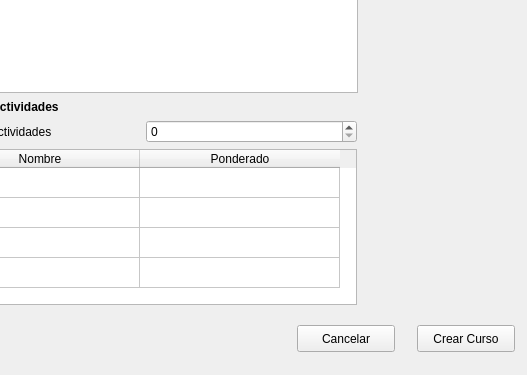
This is SGC/Vista/CrearCurso.ui in fernandosanchez1128/SGC as Qt 5 draws it before an edit; both pictures show x 103 to 630 and y 165 to 540 of the 630 by 540 pixel window. The edited form follows.
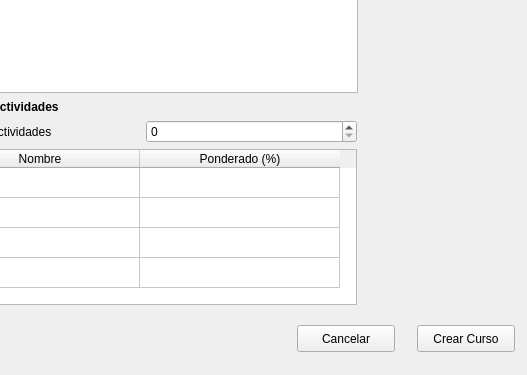
This is the edited form.

The edit to the form file:
```diff
--- a/SGC/Vista/CrearCurso.ui
+++ b/SGC/Vista/CrearCurso.ui
@@ -141,7 +141,7 @@
         </column>
         <column>
          <property name="text">
-          <string>Ponderado</string>
+          <string>Ponderado (%)</string>
          </property>
         </column>
        </widget>
```
Left out of the diff: 6 changed lines with no effect on the pictures.
